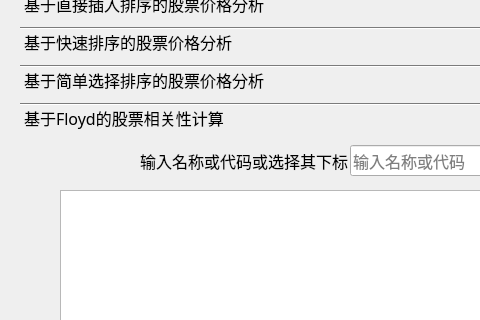
First picture: the form in analysis.ui, repository Memorywzd/StockSystem, before the edit; both pictures show x 0 to 480 and y 82 to 402 of the 1123 by 882 pixel window.
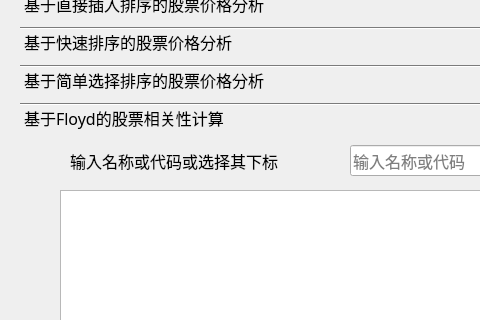
Second picture: the form after the edit. The open tabs and pages were chosen to show the change.

Commit message: pre release

What changed in the file:
```diff
--- a/analysis.ui
+++ b/analysis.ui
@@ -233,8 +233,8 @@
      <rect>
       <x>0</x>
       <y>0</y>
-      <width>1061</width>
-      <height>605</height>
+      <width>98</width>
+      <height>28</height>
      </rect>
     </property>
     <attribute name="label">
@@ -902,9 +902,9 @@
     <widget class="QLabel" name="label_4">
      <property name="geometry">
       <rect>
-       <x>120</x>
+       <x>50</x>
        <y>10</y>
-       <width>211</width>
+       <width>271</width>
        <height>21</height>
       </rect>
      </property>
```
Left out of the diff: 22 changed lines with no effect on the pictures. The commit also changes 2 other files.
